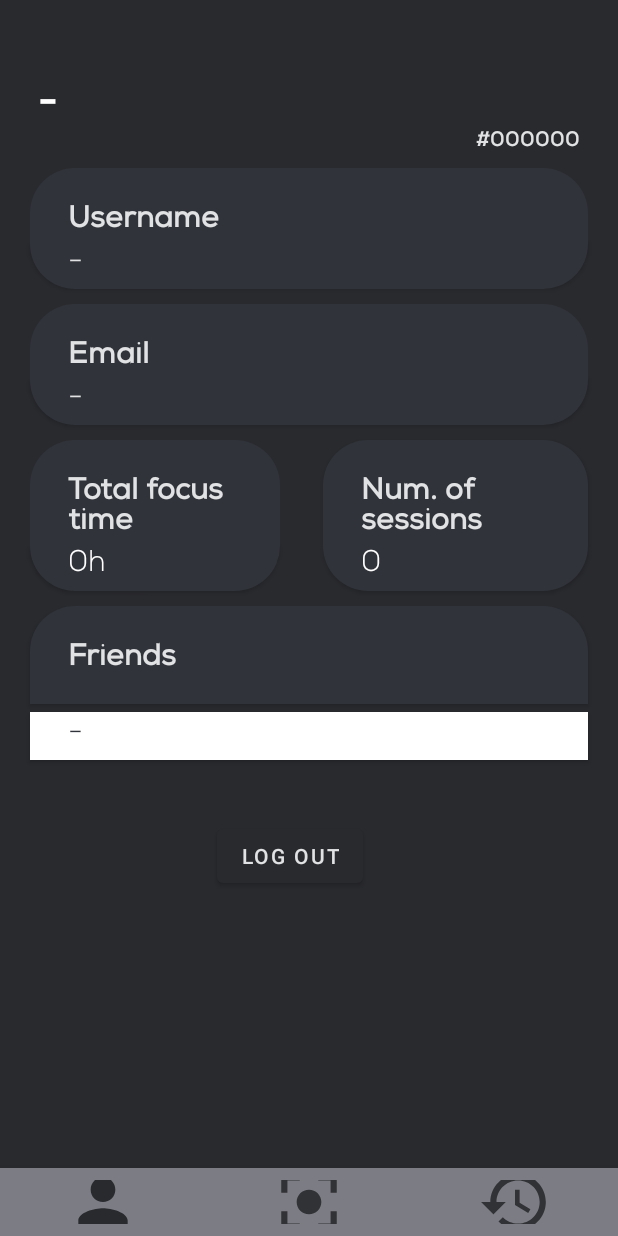
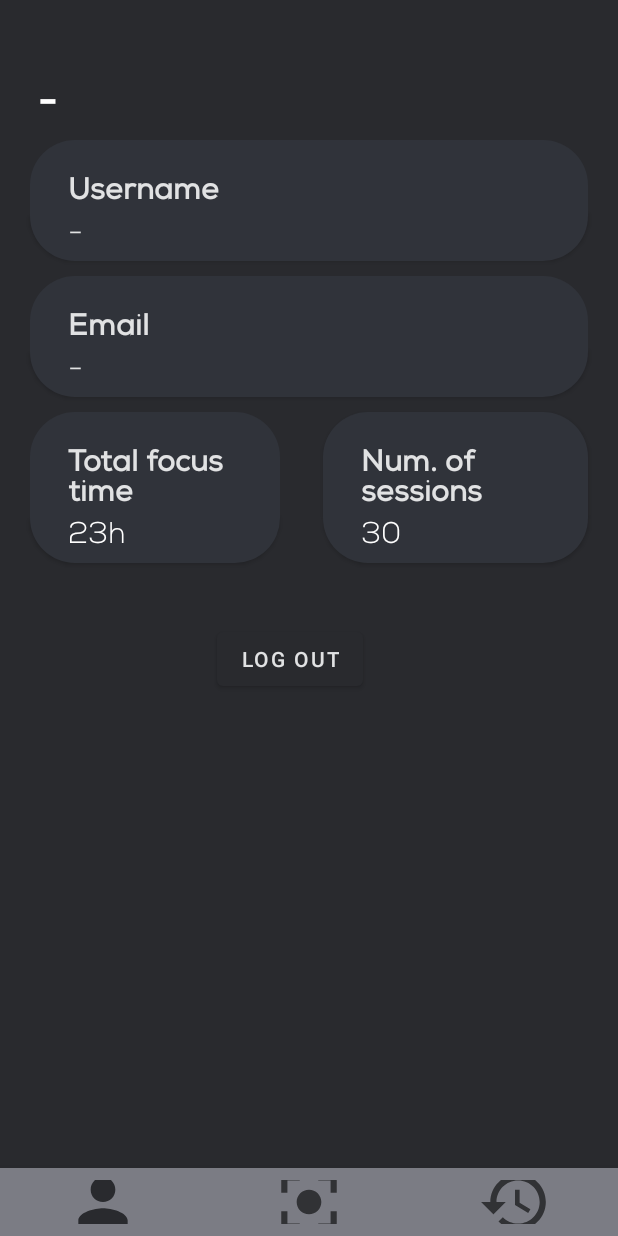
Before and after one commit to saraaleks8/StudyBuddy, an Android app: the ProfileFragment screen opened directly, with no data from a screen before it, on a phone screen of 412 x 824 dp. Run offline under Robolectric (Android 15) with nearby library versions, the phone set to English and light mode, and no system bars; our stand-ins replace Firebase (no records; nobody signed in at launch, a user with empty details on screens opened directly).

Commit message:
final version

```diff
--- a/app/src/main/java/si/uni_lj/fe/tnuv/studybuddy/HistoryFragment.java
+++ b/app/src/main/java/si/uni_lj/fe/tnuv/studybuddy/HistoryFragment.java
@@ -57,7 +57,6 @@ public class HistoryFragment extends Fragment {
         user = FirebaseAuth.getInstance().getCurrentUser();
         userID = user.getUid();
         dbSessions = FirebaseDatabase.getInstance().getReference().child("Users").child(userID).child("sessions");
-        recyclerView.setHasFixedSize(true); //?
         recyclerView.setLayoutManager(new LinearLayoutManager(getContext()));
 
         list = new ArrayList<>();
@@ -78,7 +77,6 @@ public class HistoryFragment extends Fragment {
 
             @Override
             public void onCancelled(@NonNull DatabaseError error) {
-                //Toast.makeText(ProfileFragment.this, "Something wrong happened.", Toast.LENGTH_LONG).show();
                 throw error.toException();
             }
         });
--- a/app/src/main/java/si/uni_lj/fe/tnuv/studybuddy/MainActivity.java
+++ b/app/src/main/java/si/uni_lj/fe/tnuv/studybuddy/MainActivity.java
@@ -32,7 +32,6 @@ public class MainActivity extends AppCompatActivity implements View.OnClickListe
     protected void onCreate(Bundle savedInstanceState) {
         super.onCreate(savedInstanceState);
         setContentView(R.layout.activity_main);
-        //registerButton, change it to the name of the "register" in sign in
         register = (TextView) findViewById(R.id.register);
         register.setOnClickListener(this);
 
@@ -98,19 +97,11 @@ public class MainActivity extends AppCompatActivity implements View.OnClickListe
                     FirebaseUser user = FirebaseAuth.getInstance().getCurrentUser();
 
                     if(user.isEmailVerified()){
-                        //redirect to user profile
-                        //startActivity(new Intent(MainActivity.this, FocusActivity.class));
                         startActivity(new Intent(MainActivity.this, FocusActivity.class));
                     }else{
                         user.sendEmailVerification();
                         Toast.makeText(MainActivity.this, "Check your email to verify your account!", Toast.LENGTH_LONG).show();
                     }
-
-                /*if(task.isSuccessful()){
-                    //redirect to user profile
-                    startActivity(new Intent(MainActivity.this, FocusActivity.class)); */
-
-
                 }else{
                     Toast.makeText(MainActivity.this, "Failed to login! Please check your credentials.", Toast.LENGTH_LONG).show();
                 }
--- a/app/src/main/java/si/uni_lj/fe/tnuv/studybuddy/ProfileFragment.java
+++ b/app/src/main/java/si/uni_lj/fe/tnuv/studybuddy/ProfileFragment.java
@@ -51,7 +51,6 @@ public class ProfileFragment extends Fragment {
             @Override
             public void onClick(View view) {
                 FirebaseAuth.getInstance().signOut();
-                //startActivity(new Intent(FocusActivity.this, MainActivity.class));
                 Intent intent = new Intent(getActivity(), MainActivity.class);
                 startActivity(intent);
             }
@@ -83,7 +82,6 @@ public class ProfileFragment extends Fragment {
 
             @Override
             public void onCancelled(@NonNull DatabaseError error) {
-                //Toast.makeText(ProfileFragment.this, "Something wrong happened.", Toast.LENGTH_LONG).show();
             }
         });
 
--- a/app/src/main/res/layout/activity_main.xml
+++ b/app/src/main/res/layout/activity_main.xml
@@ -85,33 +85,18 @@
         app:layout_constraintRight_toRightOf="parent"
         app:layout_constraintTop_toBottomOf="@+id/banner" />
 
-    <!-- Forgot Password -->
-    <TextView
-        android:id="@+id/forgotPassword"
-        android:layout_width="wrap_content"
-        android:layout_height="wrap_content"
-        android:text="@string/forgot_password"
-        android:textSize="16sp"
-        android:textStyle="bold"
-        app:layout_constraintTop_toBottomOf="@id/logIn"
-        app:layout_constraintLeft_toLeftOf="parent"
-        android:layout_marginLeft="30dp"
-    />
-
     <!--    Register    -->
     <TextView
         android:id="@+id/register"
         android:layout_width="wrap_content"
         android:layout_height="wrap_content"
+        android:paddingLeft="30dp"
         android:text="@string/register_button2"
         android:textSize="16sp"
         android:textStyle="bold"
-        app:layout_constraintTop_toTopOf="@id/forgotPassword"
-        app:layout_constraintLeft_toRightOf="@id/forgotPassword"
+        app:layout_constraintTop_toBottomOf="@id/password"
         android:layout_marginLeft="120dp"
-        />
-
-
+        app:layout_constraintRight_toRightOf="@+id/password"/>
 
     <!--    Progress Bar    -->
     <ProgressBar
--- a/app/src/main/res/layout/fragment_profile.xml
+++ b/app/src/main/res/layout/fragment_profile.xml
@@ -22,39 +22,10 @@
         app:layout_constraintRight_toRightOf="parent"
         app:layout_constraintTop_toTopOf="parent" />
 
-    <!-- Code -->
-    <TextView
-        android:id="@+id/Code"
-        android:layout_width="match_parent"
-        android:layout_height="wrap_content"
-        android:fontFamily="@font/nexa_bold"
-        android:gravity="right"
-        android:layout_marginRight="25dp"
-        android:text="#000000"
-        tools:ignore="MissingConstraints"
-        tools:layout_editor_absoluteX="-20dp"
-        tools:layout_editor_absoluteY="83dp"
-        app:layout_constraintLeft_toLeftOf="parent"
-        app:layout_constraintRight_toRightOf="parent"
-        app:layout_constraintTop_toBottomOf="@+id/name" />
-
-    <!-- Profile image -->
-
-    <ImageView
-        android:id="@+id/imageView"
-        android:layout_width="wrap_content"
-        android:layout_height="wrap_content"
-        android:layout_marginLeft="25dp"
-        app:layout_constraintLeft_toLeftOf="parent"
-        app:layout_constraintRight_toRightOf="parent"
-        app:layout_constraintStart_toStartOf="parent"
-        app:layout_constraintTop_toBottomOf="@+id/Code"
-        tools:srcCompat="@tools:sample/avatars" />
-
     <!-- Username -->
 
     <TextView
-        android:id="@+id/professionTitle"
+        android:id="@+id/username"
         android:layout_width="match_parent"
         android:layout_height="wrap_content"
         android:layout_marginTop="10dp"
@@ -71,7 +42,7 @@
         android:textStyle="bold"
         app:layout_constraintLeft_toLeftOf="parent"
         app:layout_constraintRight_toRightOf="parent"
-        app:layout_constraintTop_toBottomOf="@+id/imageView" />
+        app:layout_constraintTop_toBottomOf="@+id/name"/>
 
     <TextView
         android:id="@+id/profession"
@@ -88,7 +59,7 @@
         android:textSize="20sp"
         app:layout_constraintLeft_toLeftOf="parent"
         app:layout_constraintRight_toRightOf="parent"
-        app:layout_constraintTop_toBottomOf="@+id/professionTitle" />
+        app:layout_constraintTop_toBottomOf="@+id/username" />
 
     <!-- Email -->
     <TextView
@@ -157,7 +128,7 @@
         android:background="@drawable/card_bg_bottom"
         android:elevation="2dp"
         android:fontFamily="@font/nexa_light"
-        android:text="0h"
+        android:text="23h"
         android:textColor="@color/white"
         android:inputType="number"
         android:paddingStart="25dp"
@@ -198,7 +169,7 @@
         android:background="@drawable/card_bg_bottom"
         android:elevation="2dp"
         android:fontFamily="@font/nexa_light"
-        android:text="0"
+        android:text="30"
         android:textColor="@color/white"
         android:paddingStart="25dp"
         android:paddingBottom="7dp"
@@ -207,45 +178,6 @@
         app:layout_constraintLeft_toRightOf="@id/focusTime"
         app:layout_constraintRight_toRightOf="parent"
         app:layout_constraintTop_toBottomOf="@+id/numberSessionsTitle" />
-
-    <!-- Friends -->
-    <TextView
-        android:id="@+id/friendsTitle"
-        android:layout_width="match_parent"
-        android:layout_height="wrap_content"
-        android:layout_marginTop="10dp"
-        android:background="@drawable/card_bg_top"
-        android:elevation="2dp"
-        android:fontFamily="@font/nexa_regular"
-        android:paddingStart="25dp"
-        android:layout_marginHorizontal="20dp"
-        android:paddingTop="20dp"
-        android:paddingBottom="20dp"
-        android:text="@string/frieds_title"
-        android:textSize="20sp"
-        android:textStyle="bold"
-        app:layout_constraintLeft_toLeftOf="parent"
-        app:layout_constraintRight_toRightOf="parent"
-        app:layout_constraintTop_toBottomOf="@+id/numberSessions" />
-
-    <TextView
-        android:id="@+id/friend"
-        android:layout_width="match_parent"
-        android:layout_height="wrap_content"
-        android:layout_marginTop="5dp"
-        android:layout_marginStart="20dp"
-        android:layout_marginEnd="20dp"
-        android:background="@color/white"
-        android:elevation="2dp"
-        android:fontFamily="@font/nexa_light"
-        android:textColor="@color/grey_card"
-        android:text="-"
-        android:paddingStart="25dp"
-        android:paddingBottom="7dp"
-        android:textSize="20sp"
-        app:layout_constraintLeft_toLeftOf="parent"
-        app:layout_constraintRight_toRightOf="parent"
-        app:layout_constraintTop_toBottomOf="@+id/friendsTitle" />
 
     <Button
         android:id="@+id/logOut"
@@ -256,7 +188,7 @@
         android:layout_marginTop="40dp"
         app:layout_constraintLeft_toLeftOf="parent"
         app:layout_constraintRight_toRightOf="parent"
-        app:layout_constraintTop_toBottomOf="@+id/friend" />
+        app:layout_constraintTop_toBottomOf="@+id/numberSessions" />
 
 
 </androidx.constraintlayout.widget.ConstraintLayout>
```
